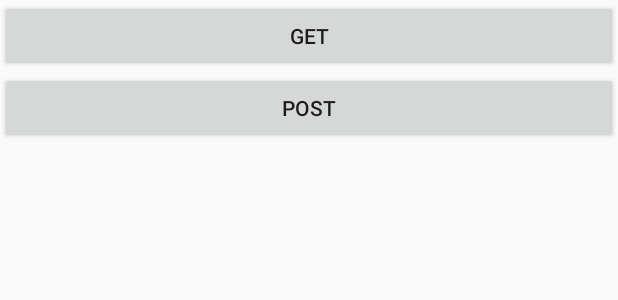
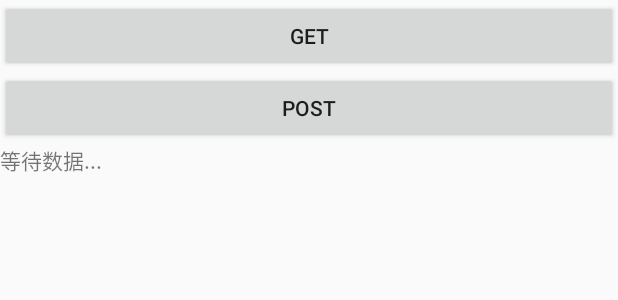
Before and after one commit to rivkaer/SyzygiumNet, an Android app: the layout activity_example.xml on its own in the app's theme, with its tools: preview values and no code run, on a phone screen of 412 x 824 dp. Shown: the top 300 px of the screen. Run offline under Robolectric (Android 15) with nearby library versions, the phone set to English and light mode, and no system bars.

```diff
--- a/example/src/main/java/com/rivkaer/example/net/OKHttpManager.java
+++ b/example/src/main/java/com/rivkaer/example/net/OKHttpManager.java
@@ -19,6 +19,8 @@ import okhttp3.logging.HttpLoggingInterceptor;
 public final class OKHttpManager {
 
     private OkHttpClient iClient;
+
+    private OKHttpManager(){}
 
     /**
      * OkHttpClient管理器
--- a/example/src/main/java/com/rivkaer/example/net/RetrofitManager.java
+++ b/example/src/main/java/com/rivkaer/example/net/RetrofitManager.java
@@ -20,7 +20,7 @@ public final class RetrofitManager {
     private Retrofit iRetrofit;
 
     private RetrofitManager() {
-        throw new UnsupportedOperationException("u can't instantiate me...");
+
     }
 
     /**
--- a/example/src/main/res/layout/activity_example.xml
+++ b/example/src/main/res/layout/activity_example.xml
@@ -5,15 +5,22 @@
     android:orientation="vertical">
 
     <androidx.appcompat.widget.AppCompatButton
-        android:id="@+id/reqGet"
+        android:id="@+id/btnReqGet"
         android:layout_width="match_parent"
         android:layout_height="wrap_content"
         android:text="@string/string_net_request_method_get" />
 
     <androidx.appcompat.widget.AppCompatButton
-        android:id="@+id/reqPost"
+        android:id="@+id/btnReqPost"
         android:layout_width="match_parent"
         android:layout_height="wrap_content"
         android:text="@string/string_net_request_method_post" />
 
+    <TextView
+        android:id="@+id/tvBodyContent"
+        android:layout_width="match_parent"
+        android:layout_height="0dp"
+        android:layout_weight="1"
+        android:text="@string/string_body_default"/>
+
 </androidx.appcompat.widget.LinearLayoutCompat>
--- a/example/src/main/res/values/strings.xml
+++ b/example/src/main/res/values/strings.xml
@@ -3,4 +3,5 @@
     <string name="simple">Simple</string>
     <string name="string_net_request_method_get">Get</string>
     <string name="string_net_request_method_post">Post</string>
+    <string name="string_body_default">等待数据...</string>
 </resources>
```
Also changed, not shown: example/src/main/java/com/rivkaer/example/ExampleActivity.java (+76 -1 lines), example/src/main/java/com/rivkaer/example/bean/BaseRespBean.java (added, +52 -0 lines), example/src/main/java/com/rivkaer/example/constant/AppConstant.java (added, +25 -0 lines), example/src/main/java/com/rivkaer/example/local/ApiService.java (added, +34 -0 lines), example/src/main/java/com/rivkaer/example/local/ExampleService.java (added, +29 -0 lines).
